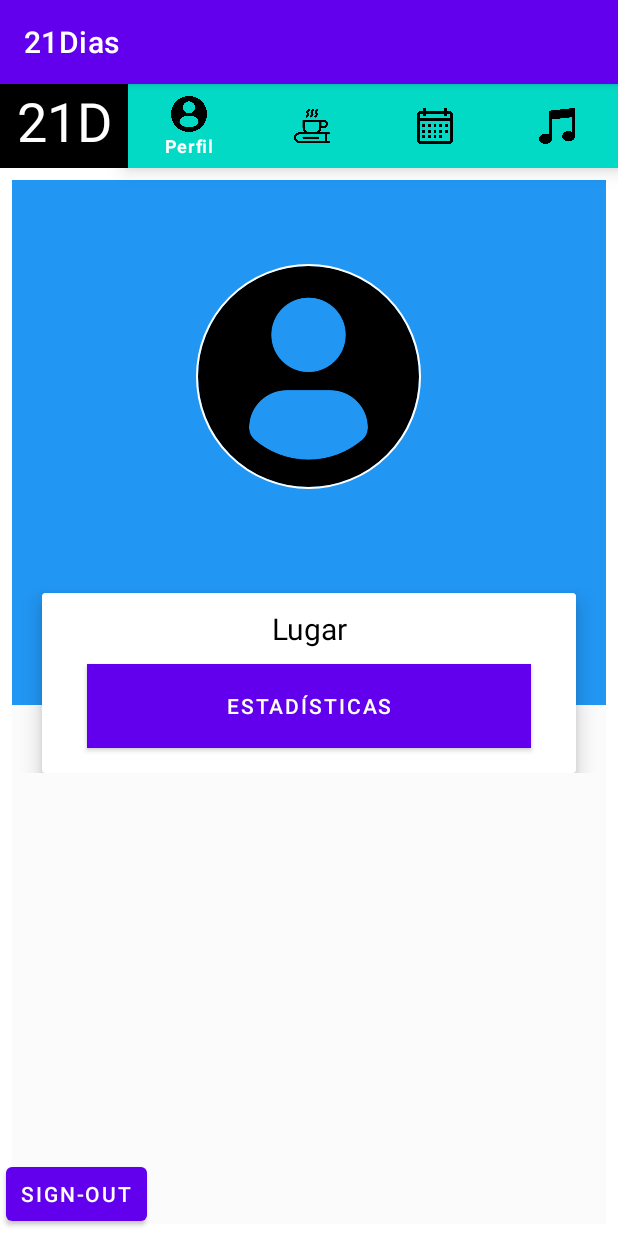
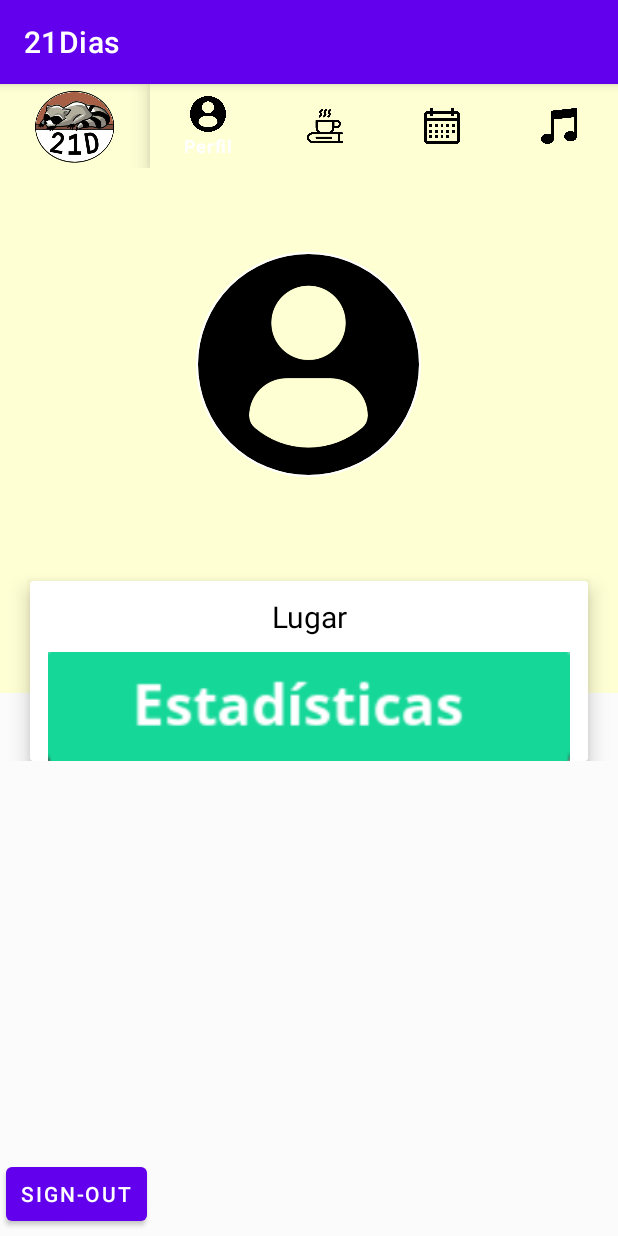
Before and after one commit to IvanHonc/21Days, an Android app: the screen it shows after launch once a user with an empty profile is signed in (MainActivity), on a phone screen of 412 x 824 dp. Run offline under Robolectric (Android 15) with nearby library versions, the light colour scheme and no system bars; our stand-ins replace CircleImageView, Firebase (no records; nobody signed in at launch, a user with empty details on screens opened directly); libraries missing offline, so code that uses them is left out: com.firebase.ui.

Commit message:
NuevoscoloresdeEmociones
Signed-off-by: Viviana Osorio <71792220+Vvan31@users.noreply.github.com>

```diff
--- a/app/src/main/res/layout/activity_main.xml
+++ b/app/src/main/res/layout/activity_main.xml
@@ -6,43 +6,44 @@
     android:layout_height="match_parent"
     tools:context=".MainActivity">
 
-    <TextView
-        android:id="@+id/tvDaysUser"
-        android:layout_width="85dp"
-        android:layout_height="56dp"
-        android:background="@color/black"
-        android:text="21D"
-        android:textAlignment="center"
-        android:textColor="@color/white"
-        android:textSize="36sp"
-        app:layout_constraintLeft_toLeftOf="parent"
-        app:layout_constraintTop_toTopOf="parent" />
-
-    <com.google.android.material.bottomnavigation.BottomNavigationView
-        android:id="@+id/menuNavegacion"
+    <LinearLayout
+        android:id="@+id/linearLayout2"
         android:layout_width="0dp"
         android:layout_height="wrap_content"
-        android:background="#FFFFFF"
-        app:itemBackground="@color/teal_200"
-        app:itemIconTint="@color/black"
-        app:itemTextColor="@color/white"
+        android:orientation="horizontal"
+        app:layout_constraintBottom_toTopOf="@+id/contenedorFragmentos"
         app:layout_constraintEnd_toEndOf="parent"
-        app:layout_constraintStart_toEndOf="@+id/tvDaysUser"
-        app:layout_constraintTop_toTopOf="parent"
-        app:menu="@menu/menu_superior" />
+        app:layout_constraintStart_toStartOf="parent"
+        app:layout_constraintTop_toTopOf="parent">
+
+        <ImageView
+            android:id="@+id/imageView"
+            android:layout_width="100dp"
+            android:layout_height="match_parent"
+            android:background="#FEFFD3"
+            app:srcCompat="@drawable/logo21" />
+
+        <com.google.android.material.bottomnavigation.BottomNavigationView
+            android:id="@+id/menuNavegacion"
+            android:layout_width="wrap_content"
+            android:layout_height="wrap_content"
+            android:background="#FEFFD3"
+            app:itemBackground="#FEFFD3"
+            app:itemIconTint="@color/black"
+            app:itemTextColor="@color/white"
+            app:menu="@menu/menu_superior" />
+    </LinearLayout>
 
     <FrameLayout
         android:id="@+id/contenedorFragmentos"
         android:layout_width="0dp"
         android:layout_height="0dp"
-        android:layout_marginStart="8dp"
-        android:layout_marginTop="8dp"
-        android:layout_marginEnd="8dp"
-        android:layout_marginBottom="8dp"
         app:layout_constraintBottom_toBottomOf="parent"
         app:layout_constraintEnd_toEndOf="parent"
+        app:layout_constraintHorizontal_bias="0.0"
         app:layout_constraintStart_toStartOf="parent"
-        app:layout_constraintTop_toBottomOf="@+id/menuNavegacion">
+        app:layout_constraintTop_toBottomOf="@+id/linearLayout2"
+        app:layout_constraintVertical_bias="0.0">
 
     </FrameLayout>
 
--- a/app/src/main/res/layout/fragment_inic_perfil.xml
+++ b/app/src/main/res/layout/fragment_inic_perfil.xml
@@ -28,10 +28,11 @@
             <RelativeLayout
                 android:layout_width="match_parent"
                 android:layout_height="wrap_content">
+
                 <LinearLayout
-                    android:background="@color/prof_back"
                     android:layout_width="match_parent"
                     android:layout_height="350dp"
+                    android:background="#feffd3"
                     android:orientation="vertical">
 
                     <de.hdodenhof.circleimageview.CircleImageView
@@ -80,19 +81,14 @@
                             android:textColor="@color/black"
                             android:textSize="20sp" />
 
-                        <Button
-                            android:id="@+id/btnEstadisticas"
+                        <ImageButton
+                            android:id="@+id/btnestadisticas"
                             android:layout_width="match_parent"
                             android:layout_height="wrap_content"
-                            android:layout_marginLeft="30dp"
-                            android:layout_marginRight="30dp"
-                            android:layout_weight="1"
-                            android:background="#2196F3"
-                            android:backgroundTint="@color/prof_back"
+                            android:backgroundTint="@color/transparent"
                             android:onClick="cambiarPerfilFrag"
-                            android:text="Estadísticas"
-                            app:iconTint="#FFFFFF"
-                            app:rippleColor="@color/prof_back" />
+                            android:scaleType="centerCrop"
+                            android:src="@drawable/imgbtnestadisticas" />
 
                     </LinearLayout>
                 </androidx.cardview.widget.CardView>
```
Also changed, not shown: app/src/main/res/drawable/alegre.png, app/src/main/res/drawable/cansado.png, app/src/main/res/drawable/enfadado.png, app/src/main/res/drawable/imgbtnestadisticas.png (added), app/src/main/res/drawable/inspirado.png, app/src/main/res/drawable/triste.png.
